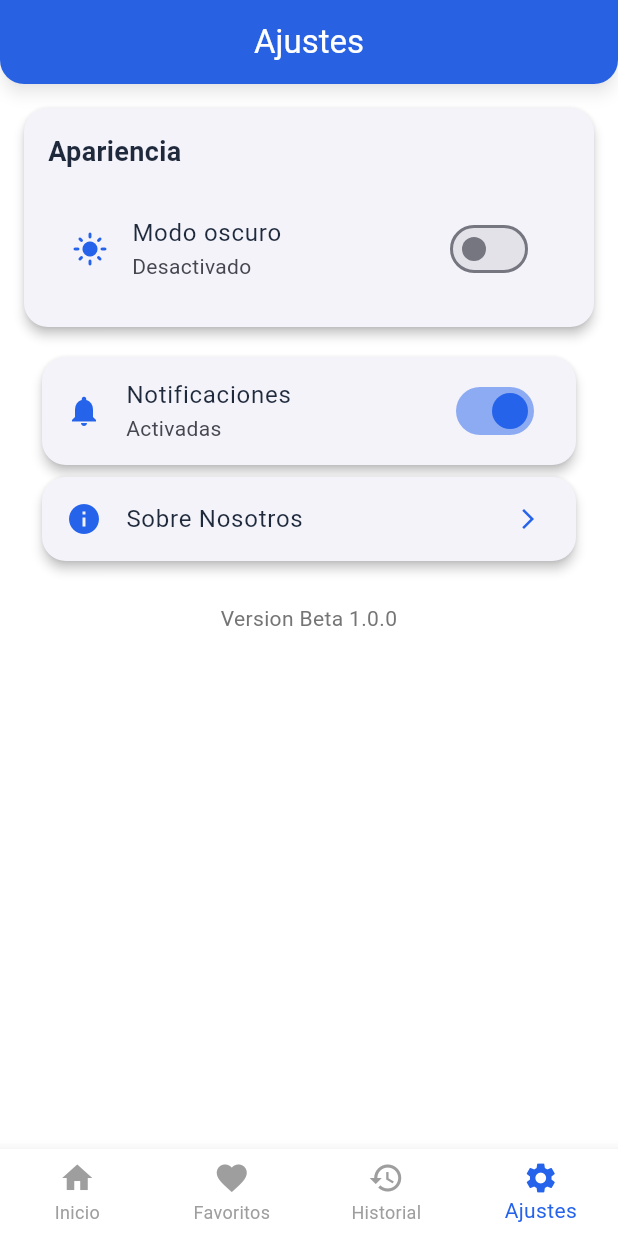
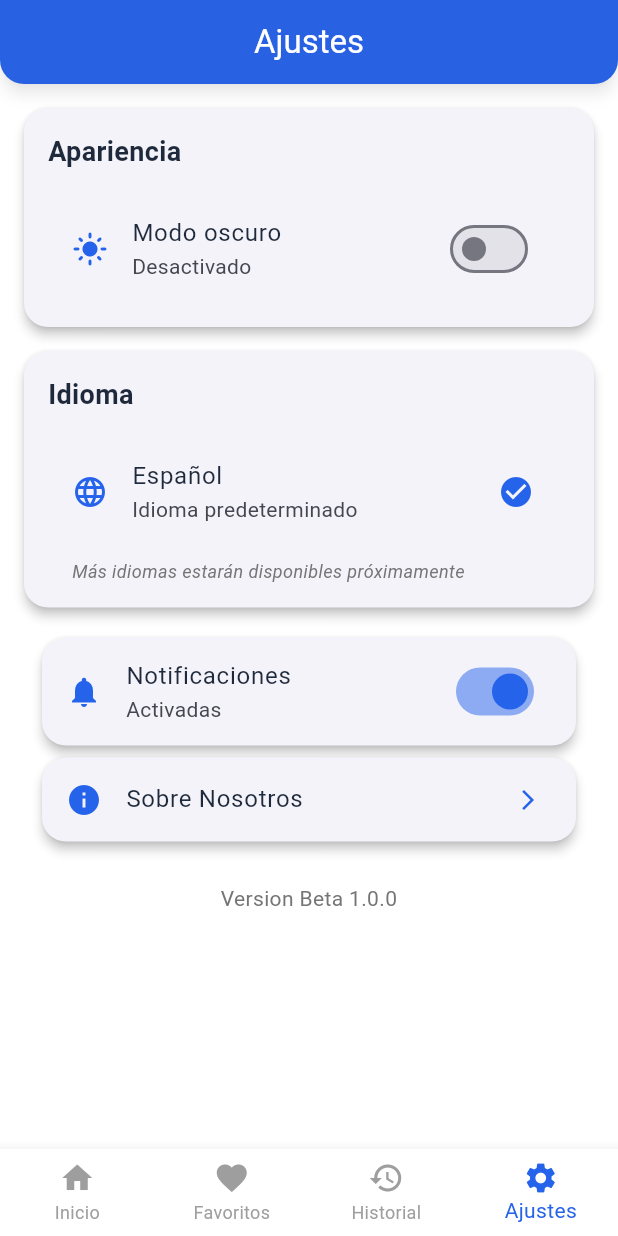
Before and after one commit to JuanMproyect/CoinFlow, a Flutter app: the screen it shows after launch, item 4 of the bottom bar chosen, on a phone screen of 412 x 824 dp. Run offline on Flutter 3.47's test engine with Material 3 defaults, Android fonts, the phone set to English and light mode, and no system bars; our stand-ins replace firebase_core; accounts and stored records are empty.

Commit message:
Implementacion de la sección de idiomas

```diff
--- a/lib/Screens/settings.dart
+++ b/lib/Screens/settings.dart
@@ -50,6 +50,53 @@ class SettingsScreen extends StatelessWidget {
             ),
           ),
 
+            // Tarjeta de idioma
+            Card(
+            margin: const EdgeInsets.only(bottom:16),
+            child: Padding(
+              padding: const EdgeInsets.all(16),
+              child: Column(
+              crossAxisAlignment: CrossAxisAlignment.start,
+              children: [
+                const Text('Idioma',
+                style: TextStyle(
+                  fontSize: 18,
+                  fontWeight: FontWeight.bold,
+                ),
+                ),
+                const SizedBox(height: 16),
+                // Opción de idioma español
+                ListTile(
+                leading: Icon(
+                  Icons.language,
+                  color: Theme.of(context).colorScheme.primary,
+                ),
+                title: const Text('Español'),
+                subtitle: const Text('Idioma predeterminado'),
+                trailing: Icon(
+                  Icons.check_circle,
+                  color: Theme.of(context).colorScheme.primary,
+                ),
+                ),
+                // Pequeña nota de disponibilidad
+                Padding(
+                padding: const EdgeInsets.only(top: 8.0, left: 16.0),
+                child: Text(
+                  'Más idiomas estarán disponibles próximamente',
+                  style: TextStyle(
+                  fontSize: 12,
+                  fontStyle: FontStyle.italic,
+                  color: Theme.of(context).brightness == Brightness.dark
+                    ? Colors.grey[400]
+                    : Colors.grey[600],
+                  ),
+                ),
+                ),
+              ],
+              ),
+            ),
+            ),
+
           //Notificaciones **
            Card(
             margin: const EdgeInsets.symmetric(horizontal: 12, vertical: 4),
@@ -67,6 +114,7 @@ class SettingsScreen extends StatelessWidget {
               ),
             ),
           ),
+
           Card(
             margin: const EdgeInsets.symmetric(horizontal: 12, vertical: 4),
             child: ListTile(
```
